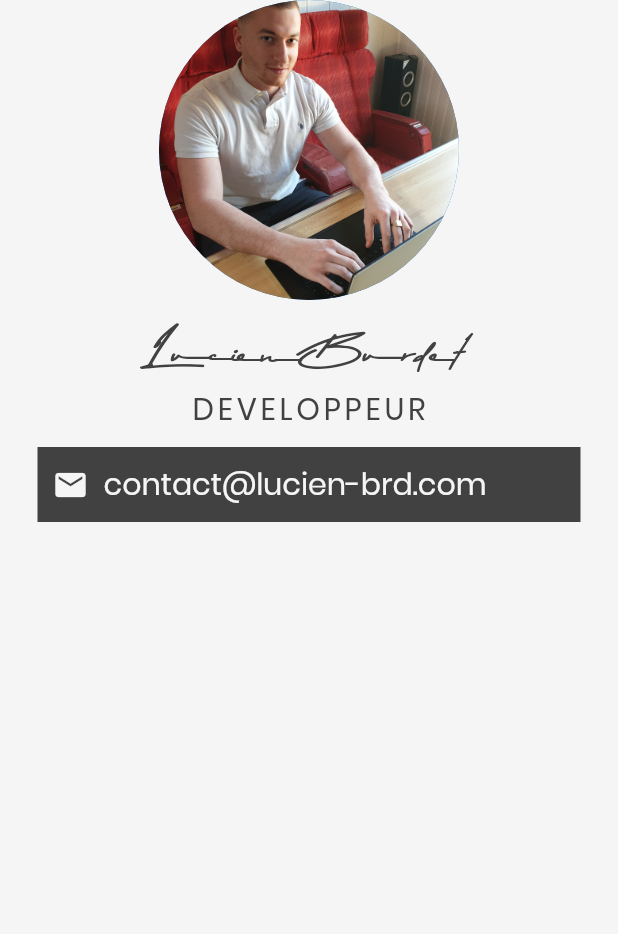
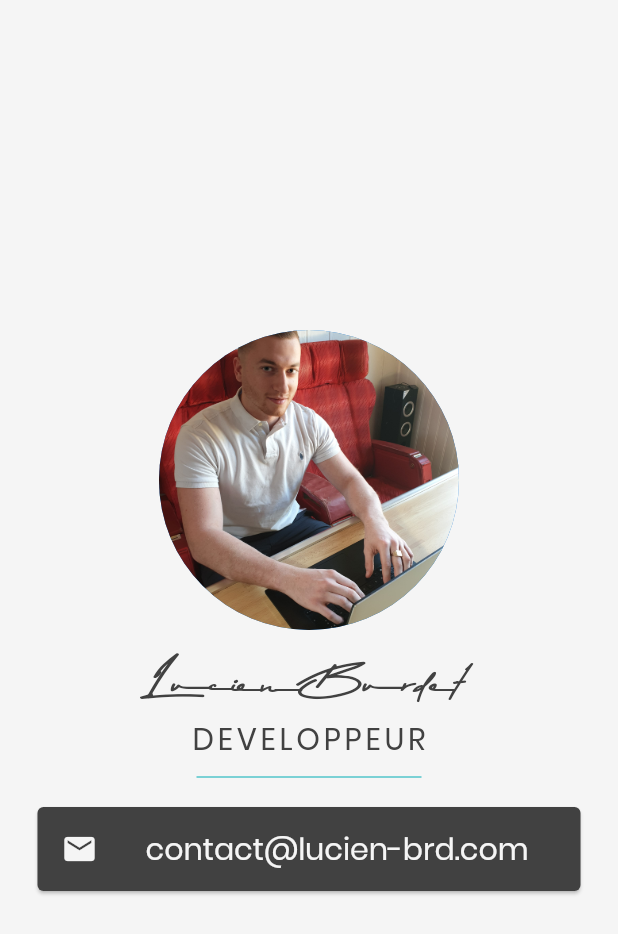
Before and after one commit to lucianoBrd/lucianoCard, a Flutter app: the screen it shows after launch, on a phone screen of 412 x 824 dp. Shown: the top 934 px of the screen. Run offline on Flutter 3.47's test engine with Material 2 defaults, Android fonts, the phone set to English and light mode, and no system bars.

Commit message:
finalize project

```diff
--- a/lib/main.dart
+++ b/lib/main.dart
@@ -13,6 +13,7 @@ class MyApp extends StatelessWidget {
         backgroundColor: Color(0xfff5f5f5),
         body: SafeArea(
           child: Column(
+            mainAxisAlignment: MainAxisAlignment.center,
             children: <Widget>[
               CircleAvatar(
                 radius: 100.0,
@@ -35,23 +36,25 @@ class MyApp extends StatelessWidget {
                   letterSpacing: 2.5,
                 ),
               ),
-              Container(
+              SizedBox(
+                height: 20.0,
+                width: 150.0,
+                child: Divider(
+                  color: Color(0xff00adb5),
+                ),
+              ),
+              Card(
                 color: Color(0xff414141),
                 margin: EdgeInsets.symmetric(
                   vertical: 10.0,
                   horizontal: 25.0,
                 ),
-                padding: EdgeInsets.all(10.0),
-                child: Row(
-                  children: <Widget>[
-                    Icon(
+                child: ListTile(
+                  leading: Icon(
                     Icons.email,
                     color: Color(0xfff5f5f5),
                   ),
-                    SizedBox(
-                      width: 10.0,
-                    ),
-                    Text(
+                  title: Text(
                     'contact@lucien-brd.com',
                     style: TextStyle(
                       color: Color(0xfff5f5f5),
@@ -59,7 +62,6 @@ class MyApp extends StatelessWidget {
                       fontSize: 20.0,
                     ),
                   ),
-                  ],
                 ),
               ),
             ],
```
Lines whose indentation alone changed are shown as unchanged.
